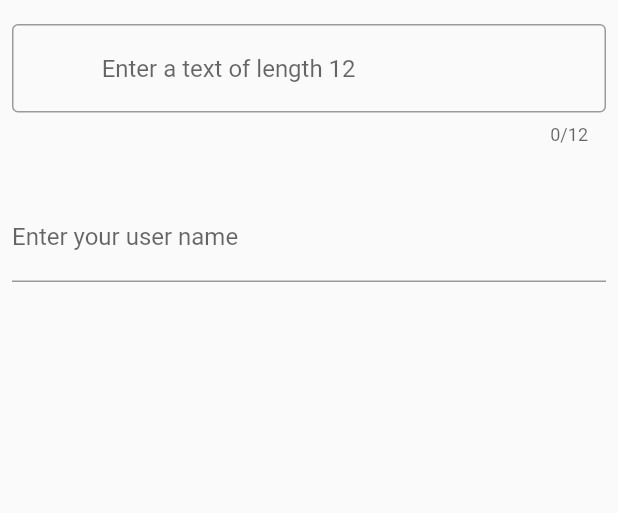
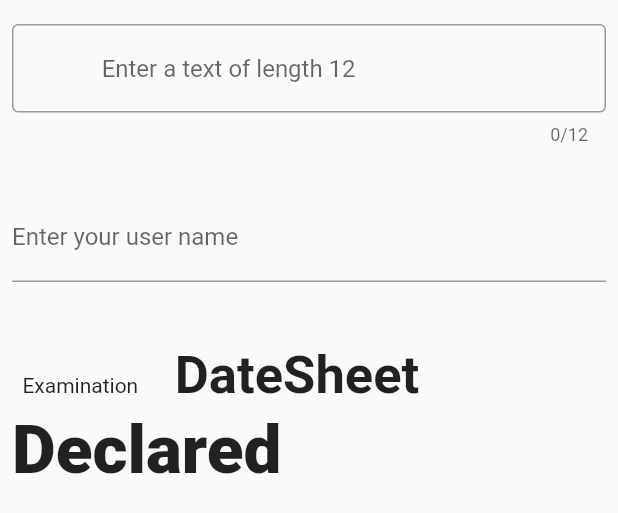
Before and after one commit to isujitkr/flutter-practical, a Flutter app: the MyCustomForm widget shown alone on an empty page, opened directly, on a phone screen of 412 x 824 dp. Shown: the top 513 px of the screen. Run offline on Flutter 3.47's test engine with Material 2 defaults, Android fonts, the light colour scheme and no system bars.

Commit message:
formStyle implemented

```diff
--- a/lib/myfiles/formStyle.dart
+++ b/lib/myfiles/formStyle.dart
@@ -47,6 +47,25 @@ class MyCustomForm extends StatelessWidget{
               labelText: 'Enter your user name',
             ),
           ),
+        ),
+        Padding(
+            padding: const EdgeInsets.symmetric(horizontal: 8, vertical: 16),
+          child: RichText(
+            text: TextSpan(
+              text: "  Examination  ",
+              style: DefaultTextStyle.of(context).style,
+              children: <TextSpan>[
+                TextSpan(
+                  text: "  DateSheet",
+                  style: TextStyle(fontSize: 35, fontWeight: FontWeight.bold)
+                ),
+                TextSpan(
+                  text: "  Declared",
+                  style: TextStyle(fontSize: 45, fontWeight: FontWeight.w900),
+                )
+              ],
+            ),
+          ),
         )
       ],
     );
```
